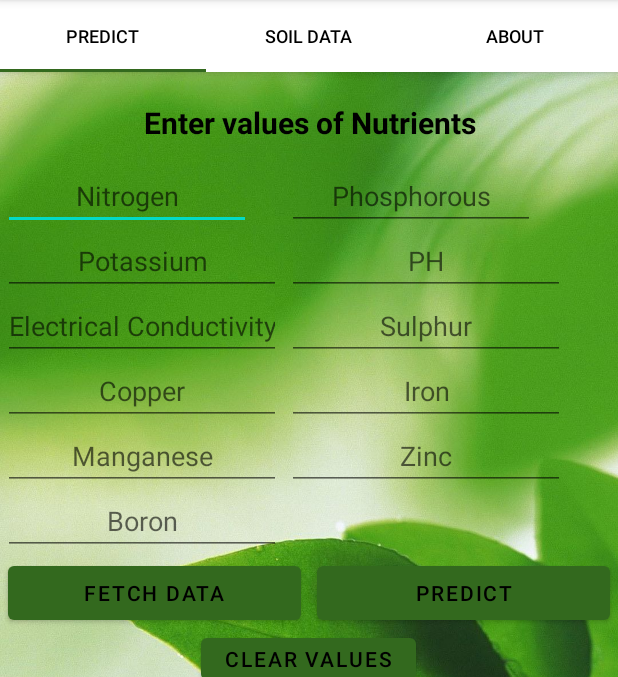
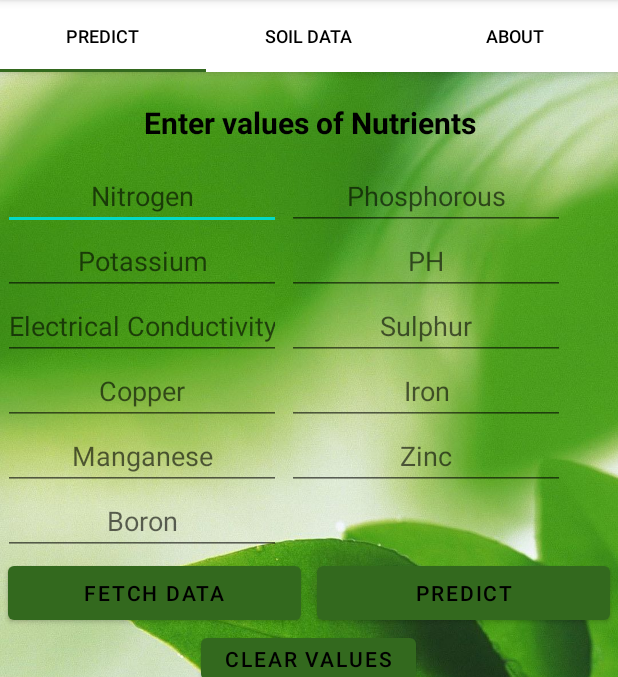
Before and after one commit to VidyadheeshMN/SoilNutrientMonitor, an Android app: the PredictFragment screen opened directly, with no data from a screen before it, on a phone screen of 412 x 824 dp, the part 84-761 px from its top. Run offline under Robolectric (Android 15) with nearby library versions, the phone set to English and light mode, and no system bars; our stand-ins replace Firebase (no records; nobody signed in at launch, a user with empty details on screens opened directly), Volley; libraries missing offline, so code that uses them is left out: com.chaquo.python, com.mikhaellopez.circularprogressbar; 1 statement that could not run was skipped.

Commit message:
small UI tweak

```diff
--- a/app/src/main/res/layout/fragment_predict.xml
+++ b/app/src/main/res/layout/fragment_predict.xml
@@ -37,7 +37,7 @@
 
             <EditText
                 android:id="@+id/edTxt_n"
-                android:layout_width="165dp"
+                android:layout_width="185dp"
                 android:layout_height="39dp"
                 android:layout_margin="2dp"
                 android:hint="Nitrogen"
@@ -46,7 +46,7 @@
 
             <EditText
                 android:id="@+id/edTxt_p"
-                android:layout_width="165dp"
+                android:layout_width="185dp"
                 android:layout_height="39dp"
                 android:layout_margin="2dp"
                 android:hint="Phosphorous"
```
